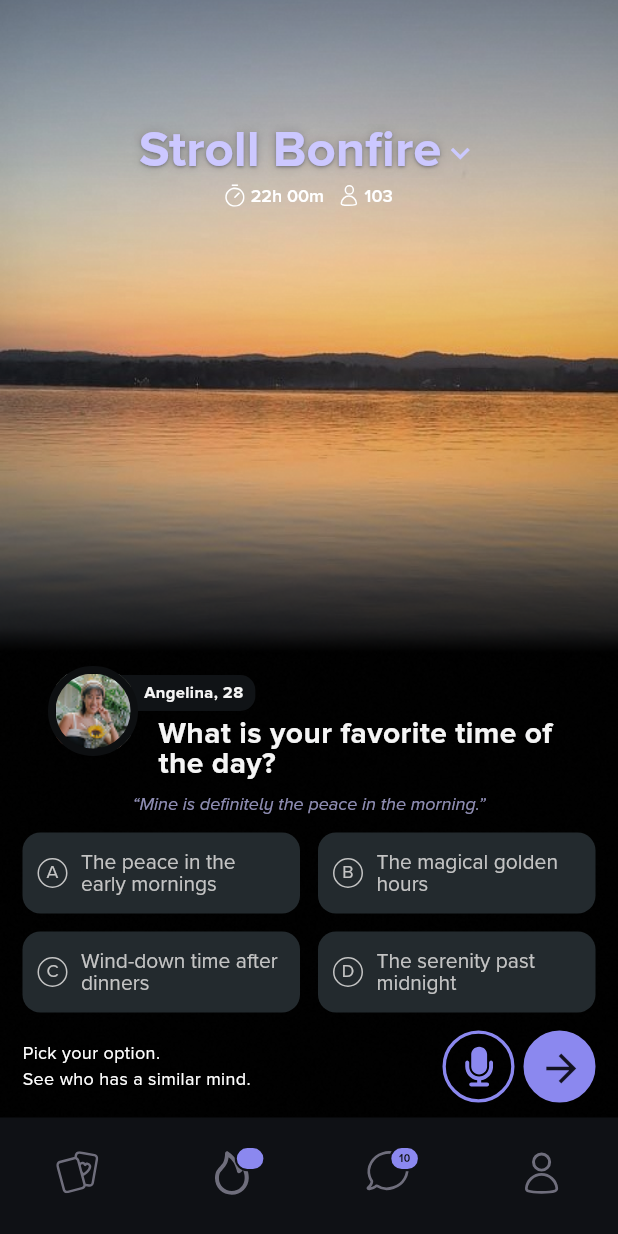
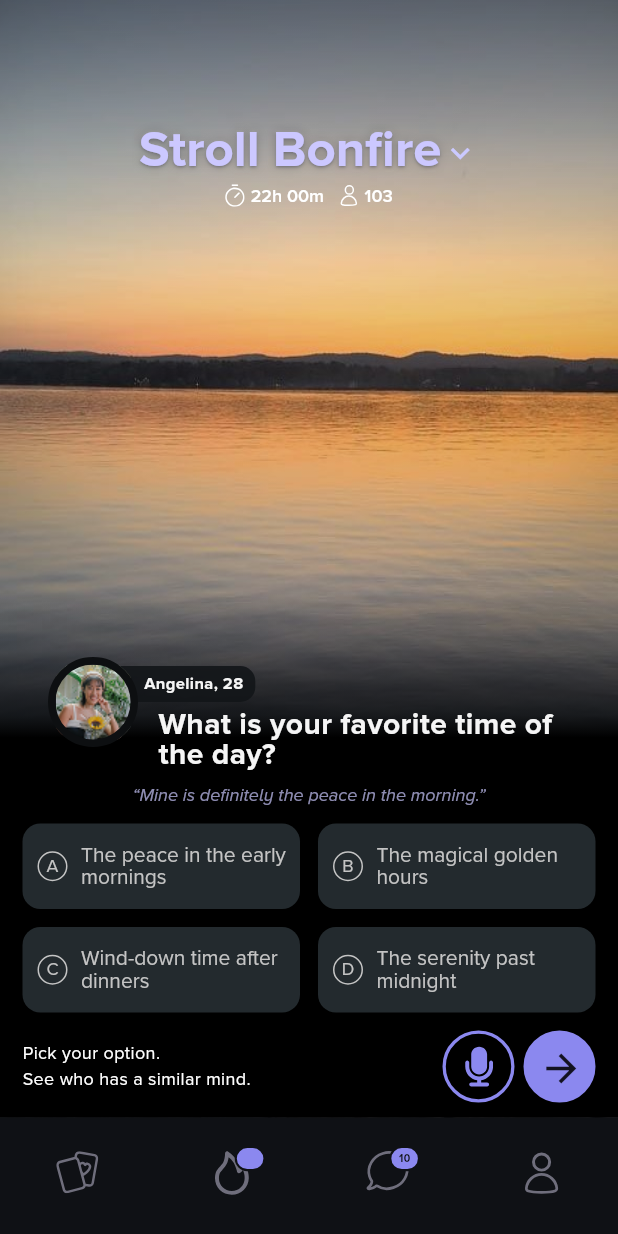
Before and after one commit to gsm0077/stroll_task_1, a Flutter app: the screen it shows after launch, on a phone screen of 412 x 824 dp. Run offline on Flutter 3.47's test engine with Material 3 defaults, Android fonts, the phone set to English and light mode, and no system bars; our stand-ins replace dashed_circular_progress_bar, flutter_bloc, flutter_svg, flutter_toggle_tab, get_it, go_router.

Commit message:
removed the bg blur image and added the radial gradient for containers for bg effect

```diff
--- a/lib/presentation/main_navigation/screens/flames_screen.dart
+++ b/lib/presentation/main_navigation/screens/flames_screen.dart
@@ -42,9 +42,61 @@ class _FlamesScreenState extends State<FlamesScreen> {
             ),
           ),
           Positioned.fill(
-            child: Image.asset(
-              Assets.pngs.fade.path,
-              fit: BoxFit.cover,
+            child: Stack(
+              children: [
+                Container(
+                  decoration: BoxDecoration(
+                    gradient: LinearGradient(
+                      begin: Alignment.topCenter,
+                      end: Alignment.bottomCenter,
+                      colors: [
+                        Colors.black.withOpacity(0.4),
+                        Colors.black.withOpacity(0.123),
+                        Colors.transparent,
+                      ],
+                      stops: [0.0, 0.14, 0.234],
+                    ),
+                  ),
+                ),
+                Container(
+                  decoration: BoxDecoration(
+                    gradient: RadialGradient(
+                      center: Alignment(0.0013, -0.6256),
+                      radius: 0.75,
+                      colors: [
+                        Colors.black.withOpacity(0.045),
+                        Colors.black.withOpacity(0.107),
+                        Colors.black.withOpacity(0.135),
+                        Colors.black.withOpacity(0.195),
+                        Colors.black.withOpacity(0.24),
+                      ],
+                      stops: [0.0, 0.6328, 0.7566, 0.8844, 1.0],
+                    ),
+                  ),
+                ),
+                Container(
+                  decoration: BoxDecoration(
+                    gradient: LinearGradient(
+                        begin: Alignment.topCenter,
+                        end: Alignment.bottomCenter,
+                        colors: [
+                          Colors.transparent,
+                          Color.fromRGBO(13, 14, 18, 0.28),
+                          Color.fromRGBO(11, 12, 15, 0.64),
+                          Color.fromRGBO(9, 11, 13, 0.8),
+                          Colors.black,
+                        ],
+                        // stops: [0.4397, 0.486, 0.5252, 0.5514, 0.5694],
+                        stops: [
+                          0.53,
+                          0.575,
+                          0.615,
+                          0.64,
+                          0.66
+                        ]),
+                  ),
+                ),
+              ],
             ),
           ),
           Padding(
@@ -354,7 +406,7 @@ class OptionsButton extends StatelessWidget {
           changeOption(myOption);
         },
         style: ElevatedButton.styleFrom(
-          padding: EdgeInsets.symmetric(horizontal: 10, vertical: 12),
+          padding: EdgeInsets.symmetric(horizontal: 8, vertical: 13.5),
           shape: RoundedRectangleBorder(
             borderRadius: BorderRadius.circular(12),
           ),
@@ -370,6 +422,9 @@ class OptionsButton extends StatelessWidget {
           child: Row(
             crossAxisAlignment: CrossAxisAlignment.center,
             children: [
+              SizedBox(
+                width: 2,
+              ),
               Container(
                 width: 20,
                 height: 20,
```
